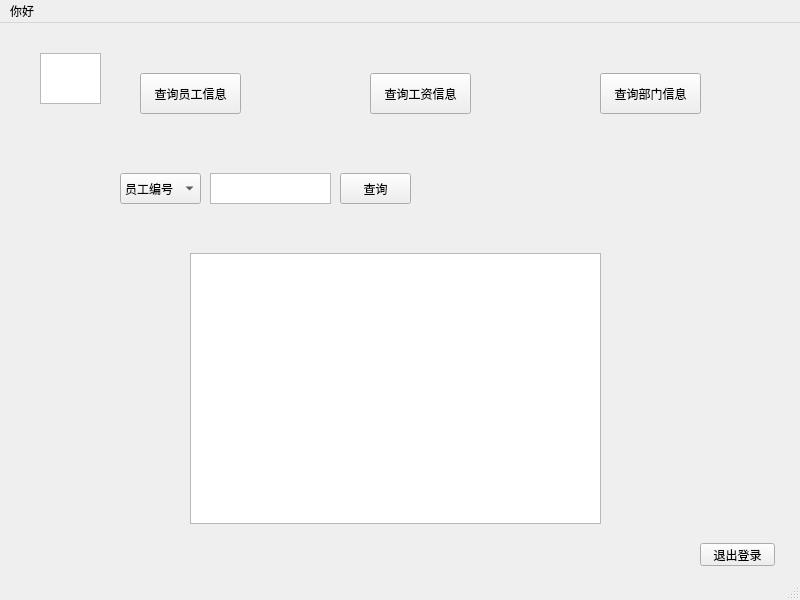
The window that YYFs-main/untitled2/mainwindow.ui (Yyf020529/YYFs) describes before a commit, drawn with Qt 5.
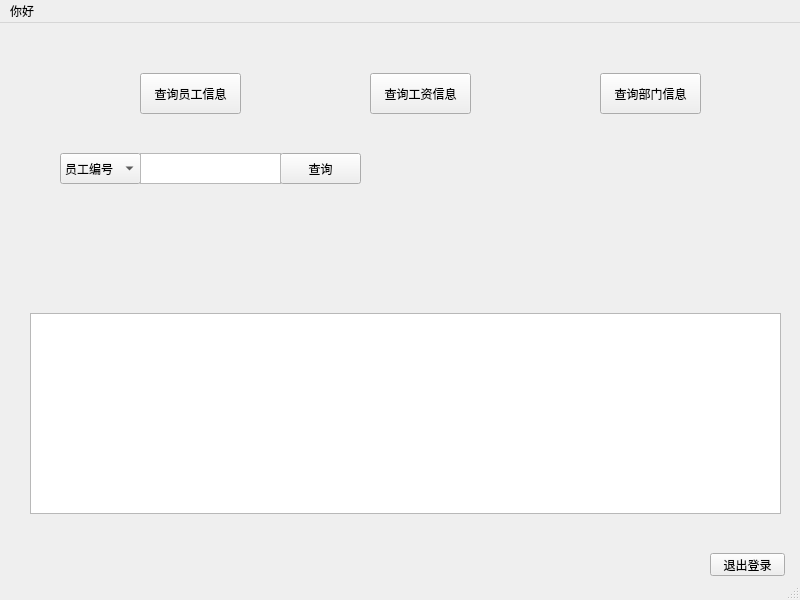
The same window after the commit.

Commit message: 完成员工信息查询的功能

Patch:
```diff
--- a/YYFs-main/untitled2/mainwindow.ui
+++ b/YYFs-main/untitled2/mainwindow.ui
@@ -30,8 +30,8 @@
    <widget class="QPushButton" name="pushButton">
     <property name="geometry">
      <rect>
-      <x>700</x>
-      <y>520</y>
+      <x>710</x>
+      <y>530</y>
       <width>75</width>
       <height>23</height>
      </rect>
@@ -43,10 +43,10 @@
    <widget class="QStackedWidget" name="stackedWidget">
     <property name="geometry">
      <rect>
-      <x>80</x>
-      <y>120</y>
-      <width>701</width>
-      <height>401</height>
+      <x>20</x>
+      <y>100</y>
+      <width>771</width>
+      <height>421</height>
      </rect>
     </property>
     <property name="currentIndex">
@@ -73,22 +73,12 @@
        </property>
       </item>
      </widget>
-     <widget class="QTextBrowser" name="textBrowser">
-      <property name="geometry">
-       <rect>
-        <x>130</x>
-        <y>30</y>
-        <width>121</width>
-        <height>31</height>
-       </rect>
-      </property>
-     </widget>
      <widget class="QPushButton" name="pushButton_5">
       <property name="geometry">
        <rect>
         <x>260</x>
         <y>30</y>
-        <width>71</width>
+        <width>81</width>
         <height>31</height>
        </rect>
       </property>
@@ -99,10 +89,20 @@
      <widget class="QTableView" name="tableView">
       <property name="geometry">
        <rect>
-        <x>110</x>
-        <y>110</y>
-        <width>411</width>
-        <height>271</height>
+        <x>10</x>
+        <y>190</y>
+        <width>751</width>
+        <height>201</height>
+       </rect>
+      </property>
+     </widget>
+     <widget class="QTextEdit" name="textEdit">
+      <property name="geometry">
+       <rect>
+        <x>120</x>
+        <y>30</y>
+        <width>141</width>
+        <height>31</height>
        </rect>
       </property>
      </widget>
@@ -177,16 +177,6 @@
      <string>查询部门信息</string>
     </property>
    </widget>
-   <widget class="QTableView" name="tableView_2">
-    <property name="geometry">
-     <rect>
-      <x>40</x>
-      <y>30</y>
-      <width>61</width>
-      <height>51</height>
-     </rect>
-    </property>
-   </widget>
   </widget>
   <widget class="QMenuBar" name="menubar">
    <property name="geometry">
```
The commit also changes 1 other file.
